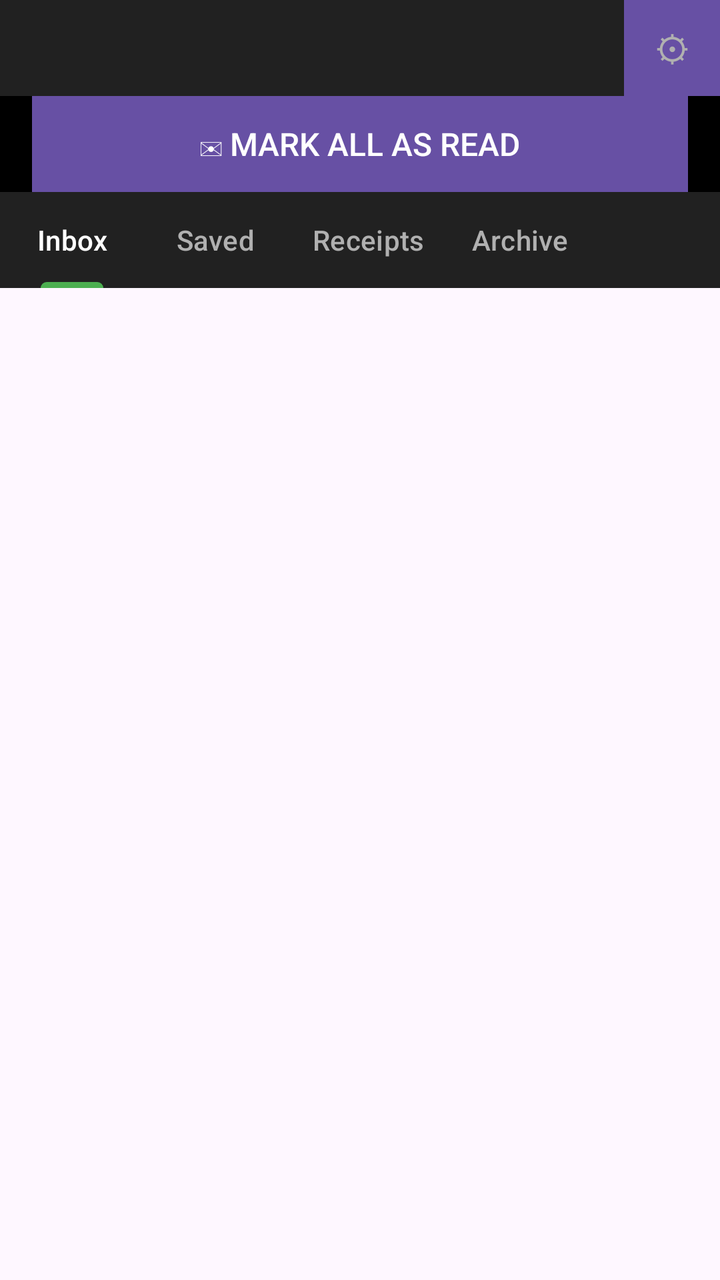
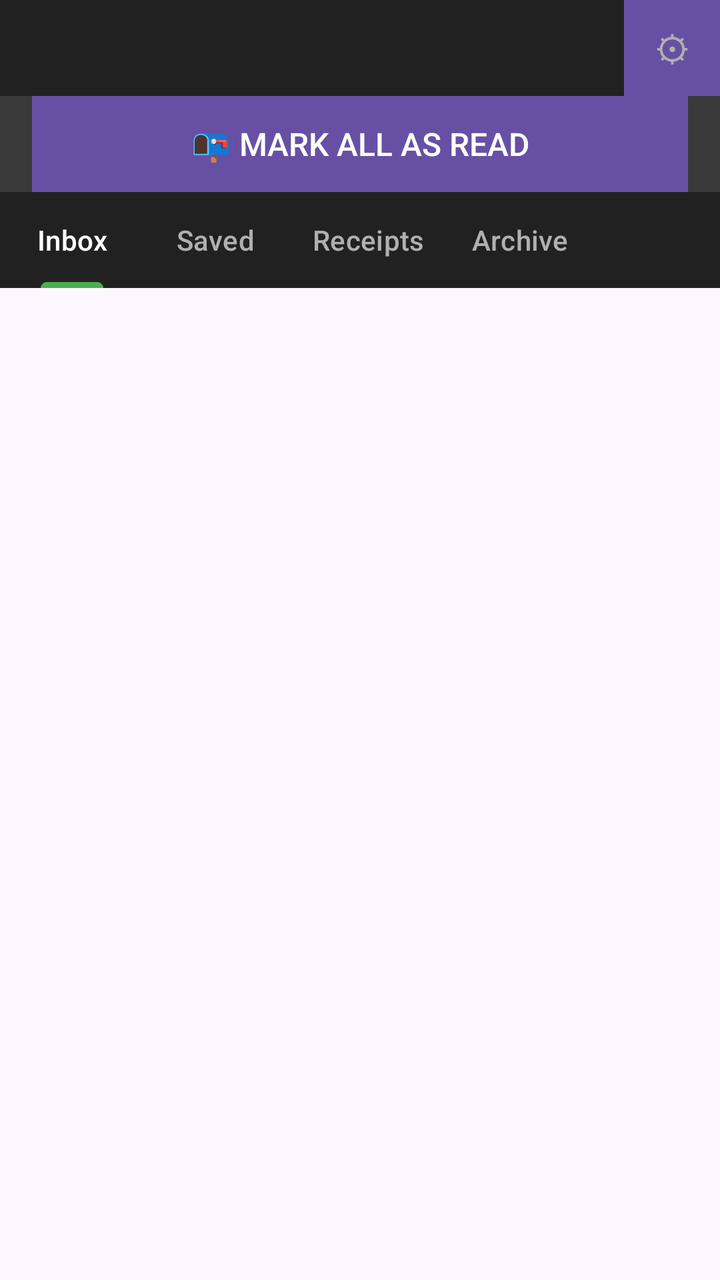

Two renders of the same Android screen: before a commit and after it. Below are the layout's source before the change and the commit's diff.
<!-- AndroidManifest.xml: application theme Theme.Material3.DayNight -->
<!-- res/layout/activity_main.xml -->
<?xml version="1.0" encoding="utf-8"?>
<RelativeLayout xmlns:android="http://schemas.android.com/apk/res/android"
    xmlns:app="http://schemas.android.com/apk/res-auto"
    android:layout_width="match_parent"
    android:layout_height="match_parent">

    
    <RelativeLayout
        android:id="@+id/settingsRowContainer"
        android:layout_width="match_parent"
        android:layout_height="48dp"
        android:layout_alignParentTop="true"
        android:background="#212121">

        <Button
            android:id="@+id/settingsButton"
            android:layout_width="48dp"
            android:layout_height="48dp"
            android:layout_alignParentEnd="true"
            android:layout_centerVertical="true"
            android:text="⚙"
            android:textSize="18sp"
            android:background="#212121"
            android:textColor="#B0B0B0"
            style="?android:attr/borderlessButtonStyle"
            android:minWidth="0dp"
            android:minHeight="0dp"
            android:padding="0dp" />

    </RelativeLayout>

    
    <LinearLayout
        android:id="@+id/markAllReadRowContainer"
        android:layout_width="match_parent"
        android:layout_height="48dp"
        android:layout_below="@id/settingsRowContainer"
        android:orientation="horizontal"
        android:background="#000000"
        android:gravity="center"
        android:paddingStart="16dp"
        android:paddingEnd="16dp">

        <Button
            android:id="@+id/markAllReadButton"
            android:layout_width="match_parent"
            android:layout_height="match_parent"
            android:text="✉ Mark All as Read"
            android:textSize="16sp"
            android:textColor="#FFFFFF"
            android:background="#000000"
            style="?android:attr/borderlessButtonStyle" />

    </LinearLayout>

    
    <com.google.android.material.tabs.TabLayout
        android:id="@+id/tabLayout"
        android:layout_width="match_parent"
        android:layout_height="wrap_content"
        android:layout_below="@id/markAllReadRowContainer"
        android:background="#212121"
        app:tabTextColor="#B0B0B0"
        app:tabSelectedTextColor="#FFFFFF"
        app:tabIndicatorColor="#4CAF50"
        app:tabMode="scrollable"
        app:tabMaxWidth="0dp">

        <com.google.android.material.tabs.TabItem
            android:layout_width="wrap_content"
            android:layout_height="wrap_content"
            android:text="Inbox" />

        <com.google.android.material.tabs.TabItem
            android:layout_width="wrap_content"
            android:layout_height="wrap_content"
            android:text="Saved" />

        <com.google.android.material.tabs.TabItem
            android:layout_width="wrap_content"
            android:layout_height="wrap_content"
            android:text="Receipts" />

        <com.google.android.material.tabs.TabItem
            android:layout_width="wrap_content"
            android:layout_height="wrap_content"
            android:text="Archive" />

    </com.google.android.material.tabs.TabLayout>

    
    <LinearLayout
        android:id="@+id/archiveSubfolderRow"
        android:layout_width="match_parent"
        android:layout_height="40dp"
        android:layout_below="@id/tabLayout"
        android:orientation="horizontal"
        android:background="#2A2A2A"
        android:paddingStart="16dp"
        android:paddingEnd="16dp"
        android:visibility="gone">

        <Button
            android:id="@+id/archiveAllButton"
            android:layout_width="0dp"
            android:layout_height="match_parent"
            android:layout_weight="1"
            android:text="All"
            android:textSize="14sp"
            android:background="?android:attr/selectableItemBackground"
            android:textColor="#B0B0B0"
            style="?android:attr/borderlessButtonStyle" />

        <Button
            android:id="@+id/archiveSpamButton"
            android:layout_width="0dp"
            android:layout_height="match_parent"
            android:layout_weight="1"
            android:text="Spam"
            android:textSize="14sp"
            android:background="?android:attr/selectableItemBackground"
            android:textColor="#B0B0B0"
            style="?android:attr/borderlessButtonStyle" />

    </LinearLayout>

    
    <TextView
        android:id="@+id/statusText"
        android:layout_width="0dp"
        android:layout_height="0dp"
        android:visibility="gone" />

    
    <Button
        android:id="@+id/clearButton"
        android:layout_width="0dp"
        android:layout_height="0dp"
        android:visibility="gone" />

    
    <com.google.android.material.floatingactionbutton.FloatingActionButton
        android:id="@+id/deleteButton"
        android:layout_width="wrap_content"
        android:layout_height="wrap_content"
        android:layout_alignParentEnd="true"
        android:layout_alignParentBottom="true"
        android:layout_margin="16dp"
        android:src="@android:drawable/ic_menu_delete"
        app:tint="@android:color/white"
        app:backgroundTint="#F44336"
        android:contentDescription="Delete selected"
        android:visibility="gone" />

    <androidx.recyclerview.widget.RecyclerView
        android:id="@+id/recyclerView"
        android:layout_width="match_parent"
        android:layout_height="match_parent"
        android:layout_below="@id/archiveSubfolderRow"
        android:clipToPadding="false"
        android:padding="8dp" />

</RelativeLayout>
<!-- resources referenced by this layout -->
<resources>

</resources>

<!-- the commit's change to res/layout/activity_main.xml (unified diff, before → after) -->
@@ -36,7 +36,7 @@
         android:layout_height="48dp"
         android:layout_below="@id/settingsRowContainer"
         android:orientation="horizontal"
-        android:background="#000000"
+        android:background="#3A3A3A"
         android:gravity="center"
         android:paddingStart="16dp"
         android:paddingEnd="16dp">
@@ -45,10 +45,10 @@
             android:id="@+id/markAllReadButton"
             android:layout_width="match_parent"
             android:layout_height="match_parent"
-            android:text="✉ Mark All as Read"
+            android:text="📭 Mark All as Read"
             android:textSize="16sp"
             android:textColor="#FFFFFF"
-            android:background="#000000"
+            android:background="#3A3A3A"
             style="?android:attr/borderlessButtonStyle" />
 
     </LinearLayout>
